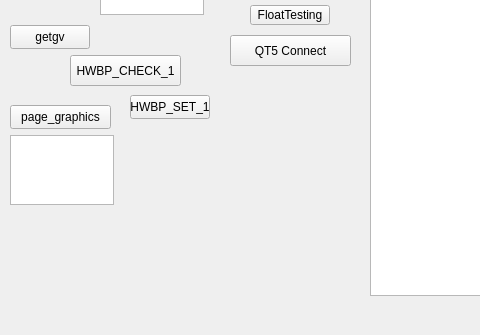
Before: the Qt Designer form mainwindow.ui in gmh5225/QT-TestDemo, drawn with Qt 5; both pictures show x 0 to 480 and y 265 to 600 of the 800 by 600 pixel window.
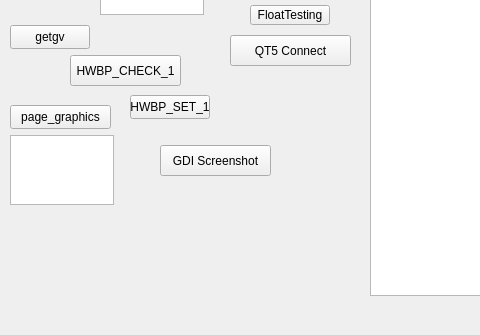
After: the same form once the commit is applied.

The edit to the form file:
```diff
--- a/mainwindow.ui
+++ b/mainwindow.ui
@@ -239,6 +239,19 @@
      <string>HWBP_SET_1</string>
     </property>
    </widget>
+   <widget class="QPushButton" name="pushButton_15">
+    <property name="geometry">
+     <rect>
+      <x>160</x>
+      <y>410</y>
+      <width>111</width>
+      <height>31</height>
+     </rect>
+    </property>
+    <property name="text">
+     <string>GDI Screenshot</string>
+    </property>
+   </widget>
   </widget>
   <widget class="QMenuBar" name="menubar">
    <property name="geometry">
```
